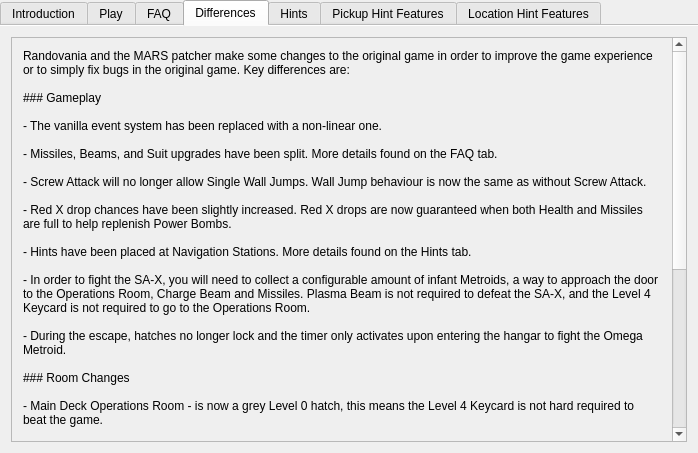
First picture: the form in randovania/games/fusion/gui/ui_files/games_tab_fusion_widget.ui, repository randovania/randovania, before the edit.
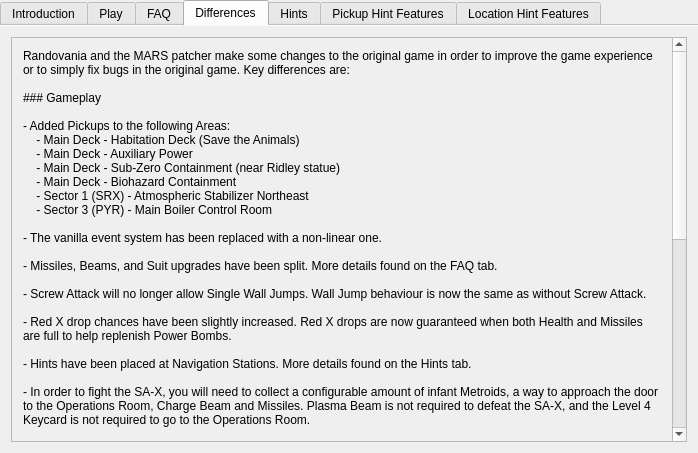
Second picture: the form after the edit. The open tabs and pages were chosen to show the change. Custom widgets are drawn as their Qt base class.

Commit message: add new locations to differences

The edit to the form file:
```diff
--- a/randovania/games/fusion/gui/ui_files/games_tab_fusion_widget.ui
+++ b/randovania/games/fusion/gui/ui_files/games_tab_fusion_widget.ui
@@ -136,7 +136,7 @@
          <x>0</x>
          <y>0</y>
          <width>664</width>
-         <height>631</height>
+         <height>785</height>
         </rect>
        </property>
        <layout class="QVBoxLayout" name="verticalLayout">
@@ -147,6 +147,14 @@
 
 ### Gameplay
 
+- Added Pickups to the following Areas:
+    - Main Deck - Habitation Deck (Save the Animals)
+    - Main Deck - Auxiliary Power
+    - Main Deck - Sub-Zero Containment (near Ridley statue)
+    - Main Deck - Biohazard Containment
+    - Sector 1 (SRX) - Atmospheric Stabilizer Northeast
+    - Sector 3 (PYR) - Main Boiler Control Room
+
 - The vanilla event system has been replaced with a non-linear one.
 
 - Missiles, Beams, and Suit upgrades have been split. More details found on the FAQ tab.
```
